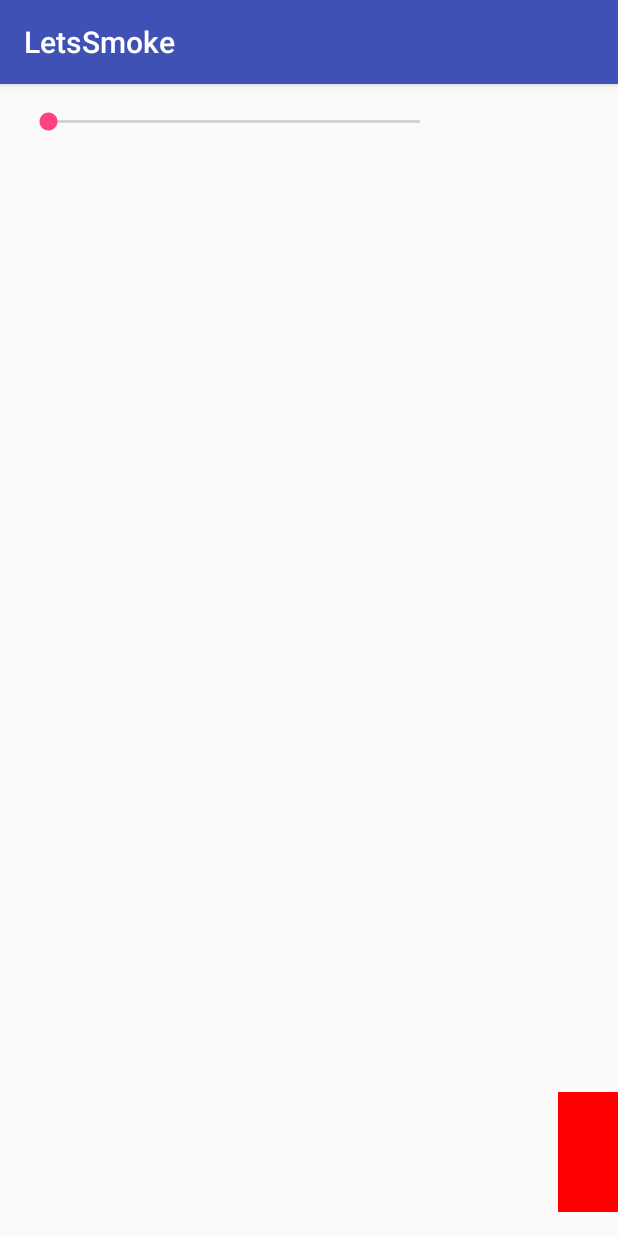
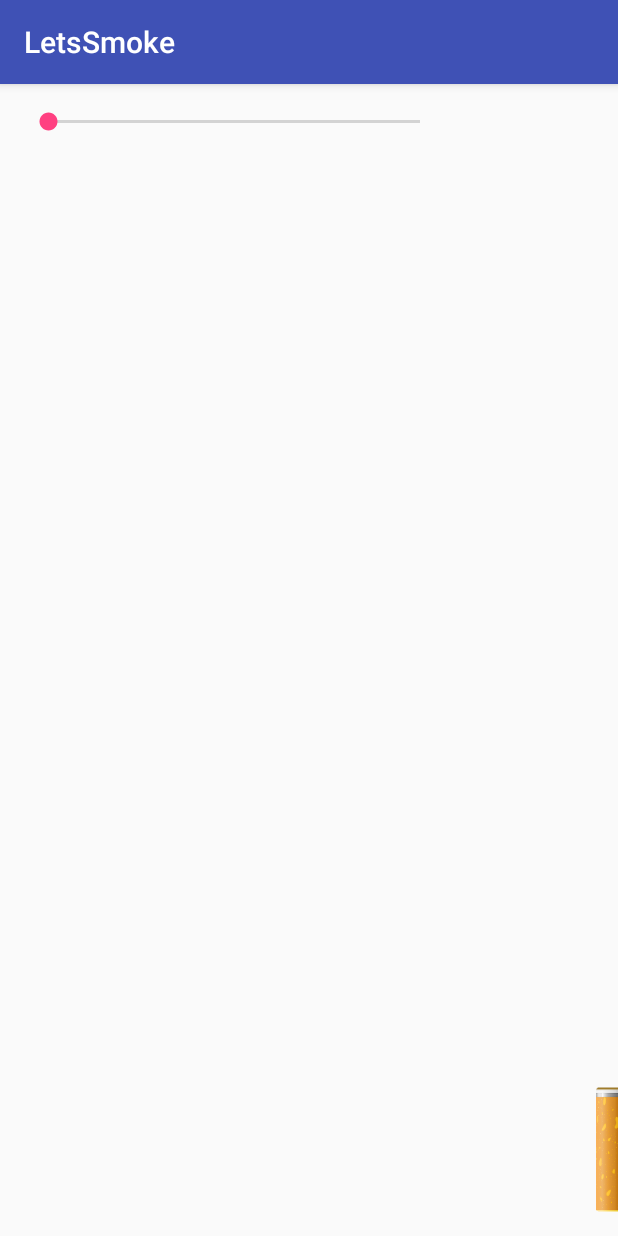
Before and after one commit to antonshkurenko/LetsSmoke, an Android app: the screen it shows after launch (SmokeActivity), on a phone screen of 412 x 824 dp. Run offline under Robolectric (Android 15) with nearby library versions, the phone set to English and light mode, and no system bars; our stand-ins replace ButterKnife.

Commit message:
Cigarette images

```diff
--- a/app/src/main/java/io/github/tonyshkurenko/letssmoke/SmokeActivity.java
+++ b/app/src/main/java/io/github/tonyshkurenko/letssmoke/SmokeActivity.java
@@ -11,7 +11,7 @@ import butterknife.ButterKnife;
 
 public class SmokeActivity extends AppCompatActivity implements SeekBar.OnSeekBarChangeListener {
 
-  @BindView(R.id.cigarette) View mCigarette;
+  @BindView(R.id.cigarette_head) View mCigarette;
   @BindView(R.id.seek_bar) SeekBar mSeekBar;
 
   private int mDefaultHeight;
@@ -37,10 +37,10 @@ public class SmokeActivity extends AppCompatActivity implements SeekBar.OnSeekBa
   }
 
   @Override public void onStartTrackingTouch(SeekBar seekBar) {
-
+    // ignored
   }
 
   @Override public void onStopTrackingTouch(SeekBar seekBar) {
-
+    // ignored
   }
 }
--- a/app/src/main/res/layout/activity_smoke.xml
+++ b/app/src/main/res/layout/activity_smoke.xml
@@ -10,11 +10,24 @@
     tools:context="io.github.tonyshkurenko.letssmoke.SmokeActivity">
 
   <View
-      android:id="@+id/cigarette"
-      android:layout_width="40dp"
+      android:id="@+id/cigarette_head"
+      android:layout_width="@dimen/cigarette_width"
       android:layout_height="@dimen/default_cigarette_height"
       android:adjustViewBounds="true"
-      android:background="@drawable/red_square"
+      android:layout_marginRight="@dimen/cigarette_negative_margin"
+      android:layout_marginEnd="@dimen/cigarette_negative_margin"
+      android:background="@drawable/cigarette_head"
+      android:layout_above="@+id/cigarette_body"
+      android:layout_alignParentRight="true"
+      android:layout_alignParentEnd="true"/>
+
+  <View
+      android:id="@+id/cigarette_body"
+      android:layout_width="@dimen/cigarette_width"
+      android:layout_height="80dp"
+      android:background="@drawable/cigarette_body"
+      android:layout_marginRight="@dimen/cigarette_negative_margin"
+      android:layout_marginEnd="@dimen/cigarette_negative_margin"
       android:layout_alignParentBottom="true"
       android:layout_alignParentRight="true"
       android:layout_alignParentEnd="true"/>
@@ -23,5 +36,6 @@
       android:id="@+id/seek_bar"
       android:layout_width="280dp"
       android:layout_height="wrap_content"
-      android:max="400"/>
+      android:max="400"
+  />
 </RelativeLayout>
--- a/app/src/main/res/values/dimens.xml
+++ b/app/src/main/res/values/dimens.xml
@@ -2,5 +2,8 @@
 
     <dimen name="activity_margin">16dp</dimen>
 
-    <dimen name="default_cigarette_height">80dp</dimen>
+    <dimen name="default_cigarette_height">3dp</dimen>
+
+    <dimen name="cigarette_width">20dp</dimen>
+    <dimen name="cigarette_negative_margin">-5dp</dimen>
 </resources>
```
Also changed, not shown: app/src/main/res/drawable-hdpi/cigarette_head.9.png (added), app/src/main/res/drawable-mdpi/cigarette_head.9.png (added), app/src/main/res/drawable-xhdpi/cigarette_head.9.png (added), app/src/main/res/drawable-xxhdpi/cigarette_head.9.png (added), app/src/main/res/drawable-xxxhdpi/cigarette_head.9.png (added), app/src/main/res/drawable/cigarette_body.png (added).
